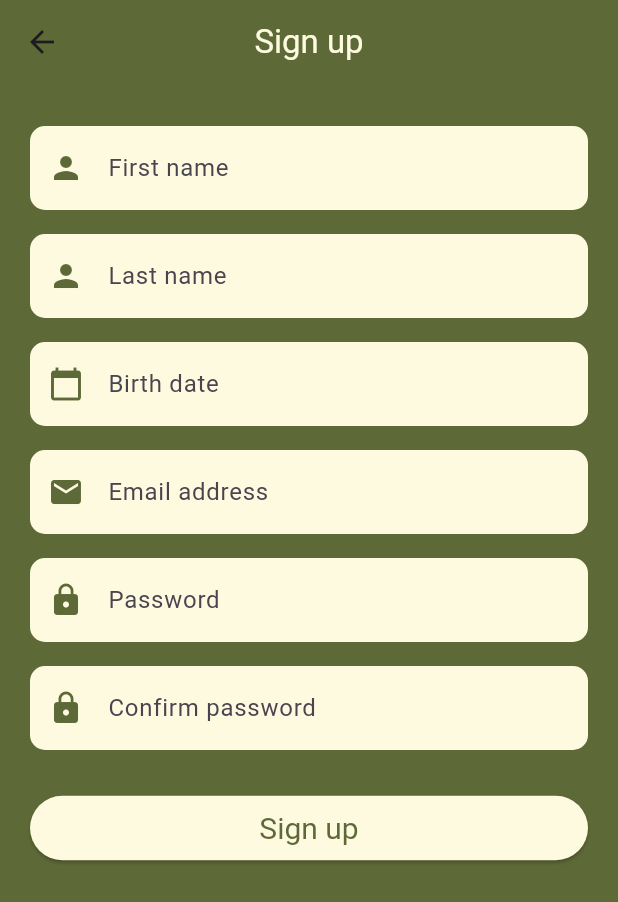
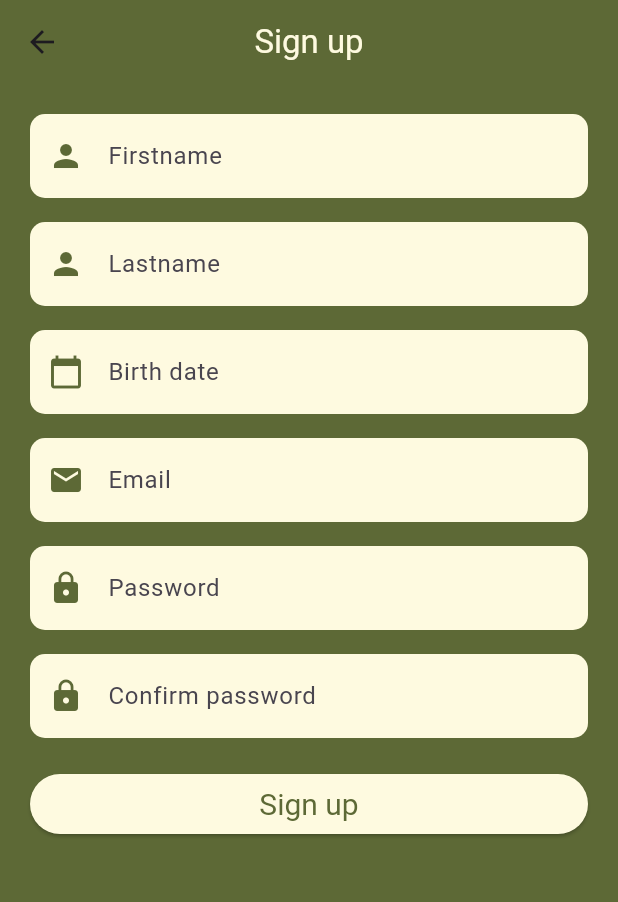
Before and after one commit to JustBen71/PlanetSort, a Flutter app: the screen it shows after launch, after a tap on "Créer un compte", on a phone screen of 412 x 824 dp. Shown: the top 902 px of the screen. Run offline on Flutter 3.47's test engine with Material 3 defaults, Android fonts, the phone set to English and light mode, and no system bars; our stand-ins replace cloud_firestore, firebase_auth, firebase_core, get_it, persistent_bottom_nav_bar; accounts and stored records are empty; network calls fail; Roboto replaces fonts that are missing (RockNRoll).

Commit message:
Page D'inscription & Composant primaire

```diff
--- /dev/null
+++ b/lib/component/PlanetSortButton.dart
@@ -0,0 +1,27 @@
+import 'package:flutter/material.dart';
+import 'package:planetsort/utils/constant.dart';
+
+class PlanetSortButton extends StatefulWidget {
+  const PlanetSortButton({super.key, this.onPressed, required this.label});
+  final VoidCallback? onPressed;
+  final String label;
+
+
+  @override
+  State<PlanetSortButton> createState() => _PlanetSortButtonState();
+}
+
+class _PlanetSortButtonState extends State<PlanetSortButton> {
+  @override
+  Widget build(BuildContext context) {
+    return ElevatedButton(
+      onPressed: widget.onPressed,
+      style: ElevatedButton.styleFrom(
+        backgroundColor: BEIGE,
+        foregroundColor: GREEN,
+        textStyle: const TextStyle(fontSize: 20),
+      ),
+      child: Text(widget.label),
+    );
+  }
+}
--- a/lib/object/PlanetSortCustomNavBar.dart
+++ b/lib/component/PlanetSortCustomNavBar.dart
@@ -7,12 +7,17 @@ import 'package:planetsort/utils/constant.dart';
 
 
 class PlanetSortCustomNavBar extends StatelessWidget {
-  final List<BottomAppBarItem> items;
+  final List<BottomAppBarItem> items = [
+              BottomAppBarItem(icon: Icons.home, label: 'Home'),
+              BottomAppBarItem(icon: Icons.shopping_bag, label: 'Market'),
+              BottomAppBarItem(icon: Icons.camera_alt, label: ''),
+              BottomAppBarItem(icon: Icons.person, label: 'Profile'),
+              BottomAppBarItem(icon: Icons.map_sharp, label: 'Map')
+    ];
   final int currentIndex;
   final ValueChanged<int> onTap;
 
   PlanetSortCustomNavBar({
-    required this.items,
     required this.currentIndex,
     required this.onTap,
   });
--- /dev/null
+++ b/lib/component/PlanetSortDateField.dart
@@ -0,0 +1,54 @@
+import 'package:flutter/material.dart';
+import 'package:intl/intl.dart';
+import 'package:planetsort/utils/constant.dart';
+
+class PlanetSortDateField extends StatefulWidget {
+  const PlanetSortDateField({super.key, required this.controller, required this.icon, required this.placeholder, this.validator});
+  final TextEditingController controller;
+  final IconData icon;
+  final String placeholder;
+  final String? Function(String?)? validator;
+
+
+  @override
+  State<PlanetSortDateField> createState() => _PlanetSortDateFieldState();
+}
+
+class _PlanetSortDateFieldState extends State<PlanetSortDateField> {
+  DateTime? _selectedDate;
+
+  Future<void> _pickDate(BuildContext context, DateTime? _selectedDate) async {
+    final DateTime? picked = await showDatePicker(
+      context: context,
+      initialDate: _selectedDate ?? DateTime.now(),
+      firstDate: DateTime(1900),
+      lastDate: DateTime.now(),
+    );
+    if (picked != null && picked != _selectedDate) {
+      setState(() {
+        _selectedDate = picked;
+        widget.controller.text = DateFormat('yyyy-MM-dd').format(picked);
+      });
+    }
+  }
+
+  @override
+  Widget build(BuildContext context) {
+    return TextFormField(
+        controller: widget.controller,
+        decoration: InputDecoration(
+          prefixIcon: Icon(widget.icon, color: GREEN),
+          filled: true,
+          hintText: widget.placeholder,
+          fillColor: BEIGE,
+          border: OutlineInputBorder(
+            borderRadius: BorderRadius.circular(10),
+            borderSide: BorderSide.none,
+          ),
+        ),
+        readOnly: true,
+        validator: widget.validator,
+        onTap: () => _pickDate(context, _selectedDate),
+      );
+  }
+}
--- /dev/null
+++ b/lib/component/PlanetSortTextField.dart
@@ -0,0 +1,37 @@
+import 'package:flutter/material.dart';
+import 'package:planetsort/utils/constant.dart';
+
+class PlanetSortTextField extends StatefulWidget {
+  const PlanetSortTextField({super.key, required this.controller, required this.icon, this.validator, required this.obscureText, required this.placeholder, this.onSaved});
+  final TextEditingController controller;
+  final String placeholder;
+  final IconData icon;
+  final bool obscureText;
+  final String? Function(String?)? validator;
+  final FormFieldSetter<String>? onSaved;
+
+  @override
+  State<PlanetSortTextField> createState() => _PlanetSortTextFieldState();
+}
+
+class _PlanetSortTextFieldState extends State<PlanetSortTextField> {
+  @override
+  Widget build(BuildContext context) {
+    return TextFormField(
+      controller: widget.controller,
+        obscureText: widget.obscureText,
+        validator: widget.validator,
+        decoration: InputDecoration(
+          prefixIcon: Icon(widget.icon, color: GREEN),
+          hintText: widget.placeholder,
+          filled: true,
+          fillColor: BEIGE,
+          border: OutlineInputBorder(
+            borderRadius: BorderRadius.circular(10),
+            borderSide: BorderSide.none,
+          ),
+        ),
+      onSaved: widget.onSaved ,
+    );
+  }
+}
--- a/lib/object/TitleText.dart
+++ b/lib/component/TitleText.dart
@@ -12,7 +12,7 @@ class TitleText extends StatelessWidget {
   {
     required this.data,
     this.color = BEIGE,
-    this.fontSize = 14,
+    this.fontSize = 55,
     this.fontWeight = FontWeight.normal,
     this.fontFamily = 'RockNRoll',
   });
@@ -23,7 +23,6 @@ class TitleText extends StatelessWidget {
       data,
       style: TextStyle(
         color: color,
-        fontSize: fontSize,
         fontWeight: fontWeight,
         fontFamily: fontFamily,
       ),
--- a/lib/object/TemplatePage.dart
+++ b/lib/object/TemplatePage.dart
@@ -7,9 +7,9 @@ import 'package:flutter/material.dart';
 import 'package:firebase_auth/firebase_auth.dart';
 import 'package:firebase_core/firebase_core.dart';
 import 'package:planetsort/object/BottomAppBarItem.dart';
-import 'package:planetsort/object/TitleText.dart';
+import 'package:planetsort/component/TitleText.dart';
 import 'package:planetsort/utils/constant.dart';
-import '../object/PlanetSortCustomNavBar.dart';
+import '../component/PlanetSortCustomNavBar.dart';
 
 class TemplatePage extends StatefulWidget {
   const TemplatePage({super.key, required this.title, required this.column, required this.center});
@@ -46,13 +46,6 @@ class _TemplatePage extends State<TemplatePage> {
                 _currentIndex = index;
               });
             },
-            items: [
-              BottomAppBarItem(icon: Icons.home, label: 'Home'),
-              BottomAppBarItem(icon: Icons.shopping_bag, label: 'Market'),
-              BottomAppBarItem(icon: Icons.camera_alt, label: ''),
-              BottomAppBarItem(icon: Icons.person, label: 'Profile'),
-              BottomAppBarItem(icon: Icons.map_sharp, label: 'Map'),
-            ],
         )
     );
   }
--- a/lib/pages/login_page.dart
+++ b/lib/pages/login_page.dart
@@ -1,9 +1,13 @@
 import 'package:flutter/material.dart';
 
 import 'package:firebase_auth/firebase_auth.dart';
+import 'package:planetsort/component/PlanetSortButton.dart';
+import 'package:planetsort/component/PlanetSortTextField.dart';
+import 'package:planetsort/component/TitleText.dart';
 
 import 'package:planetsort/pages/home_page.dart';
 import 'package:planetsort/pages/signup_page.dart';
+import 'package:planetsort/utils/constant.dart';
 
 class LoginPage extends StatefulWidget {
   const LoginPage({super.key});
@@ -15,7 +19,8 @@ class LoginPage extends StatefulWidget {
 class _LoginPageState extends State<LoginPage> {
   final _auth = FirebaseAuth.instance;
   final _formKey = GlobalKey<FormState>();
-  String _email = '', _password = '';
+  final _email = TextEditingController();
+  final _password = TextEditingController();
 
   void _tryLogin() async {
     final isValid = _formKey.currentState!.validate();
@@ -23,8 +28,8 @@ class _LoginPageState extends State<LoginPage> {
     _formKey.currentState!.save();
     try {
       final user = await _auth.signInWithEmailAndPassword(
-        email: _email,
-        password: _password,
+        email: _email.text,
+        password: _password.text,
       );
       if (user.user != null && mounted) {
         Navigator.of(context).pushAndRemoveUntil(
@@ -40,36 +45,51 @@ class _LoginPageState extends State<LoginPage> {
   @override
   Widget build(BuildContext context) {
     return Scaffold(
-      appBar: AppBar(title: const Text('Connexion')),
+      backgroundColor: GREEN,
+      appBar: AppBar(
+        backgroundColor: GREEN,
+        title: TitleText(data: 'Sign in',),
+        centerTitle: true,
+      ),
       body: Form(
         key: _formKey,
+        child:  Container(
+          padding: const EdgeInsets.symmetric(horizontal: 20),
           child: Column(
             children: <Widget>[
-            TextFormField(
-              decoration: const InputDecoration(labelText: 'Email'),
-              onSaved: (value) => _email = value!,
+              Padding(padding: const EdgeInsets.symmetric(vertical: 8.0)),
+              PlanetSortTextField(
+                controller: _email,
+                icon: Icons.person,
+                obscureText: false,
+                placeholder: "Email",
+                onSaved: (value) => _email.text = value!.toString(),
               ),
-            TextFormField(
-              decoration: const InputDecoration(labelText: 'Mot de passe'),
+              Padding(padding: const EdgeInsets.symmetric(vertical: 8.0)),
+              PlanetSortTextField(
+                controller: _password,
+                icon: Icons.lock,
+                placeholder: 'Mot de passe',
                 obscureText: true,
-              onSaved: (value) => _password = value!,
+                onSaved: (value) => _password.text = value!.toString(),
               ),
-            ElevatedButton(
+              Padding(padding: const EdgeInsets.symmetric(vertical: 8.0)),
+              PlanetSortButton(
+                label: 'Sign in',
                 onPressed: _tryLogin,
-              child: const Text('Se connecter'),
               ),
-            const SizedBox(height: 20),
-            TextButton(
+              Padding(padding: const EdgeInsets.symmetric(vertical: 20.0)),
+              PlanetSortButton(
                 onPressed: () {
                   Navigator.push(
                       context,
                       MaterialPageRoute(
                           builder: (context) => const SignUpPage()));
                 },
-              child: const Text('Créer un compte'),
+                label: 'Créer un compte',
               ),
             ],
-        ),
+        ),)
       ),
     );
   }
--- a/lib/pages/signup_page.dart
+++ b/lib/pages/signup_page.dart
@@ -3,8 +3,13 @@ import 'package:flutter/material.dart';
 import 'package:cloud_firestore/cloud_firestore.dart';
 import 'package:firebase_auth/firebase_auth.dart';
 import 'package:intl/intl.dart';
+import 'package:planetsort/component/PlanetSortButton.dart';
+import 'package:planetsort/component/PlanetSortDateField.dart';
+import 'package:planetsort/component/PlanetSortTextField.dart';
+import 'package:planetsort/component/TitleText.dart';
 
 import 'package:planetsort/pages/home_page.dart';
+import 'package:planetsort/utils/constant.dart';
 
 class SignUpPage extends StatefulWidget {
   const SignUpPage({super.key});
@@ -22,23 +27,6 @@ class _SignUpPageState extends State<SignUpPage> {
   final _emailController = TextEditingController();
   final _passwordController = TextEditingController();
   final _confirmPasswordController = TextEditingController();
-
-  DateTime? _selectedDate;
-
-  Future<void> _pickDate(BuildContext context) async {
-    final DateTime? picked = await showDatePicker(
-      context: context,
-      initialDate: _selectedDate ?? DateTime.now(),
-      firstDate: DateTime(1900),
-      lastDate: DateTime.now(),
-    );
-    if (picked != null && picked != _selectedDate) {
-      setState(() {
-        _selectedDate = picked;
-        _birthDateController.text = DateFormat('yyyy-MM-dd').format(picked);
-      });
-    }
-  }
 
   @override
   void dispose() {
@@ -92,10 +80,10 @@ class _SignUpPageState extends State<SignUpPage> {
   Widget build(BuildContext context) {
     return Scaffold(
       appBar: AppBar(
-        title: const Text('Sign up',
-            style: TextStyle(
-              color: Color(0xFFFEFAE0),
-            )),
+        title: TitleText(
+          data: "Sign up",
+          fontSize: 55,
+        ),
         backgroundColor: const Color(0xFF5D6936),
         centerTitle: true,
       ),
@@ -107,10 +95,11 @@ class _SignUpPageState extends State<SignUpPage> {
           child: ListView(
             children: <Widget>[
               const SizedBox(height: 20),
-              _buildTextField(
+              PlanetSortTextField(
                 controller: _firstNameController,
                 icon: Icons.person,
-                label: 'First name',
+                obscureText: false,
+                placeholder: "Firstname",
                 validator: (value) {
                   if (value == null || value.isEmpty) {
                     return 'Please enter your first name';
@@ -118,10 +107,12 @@ class _SignUpPageState extends State<SignUpPage> {
                   return null;
                 },
               ),
-              _buildTextField(
+              Padding(padding: const EdgeInsets.symmetric(vertical: 8.0)),
+              PlanetSortTextField(
                 controller: _lastNameController,
                 icon: Icons.person,
-                label: 'Last name',
+                obscureText: false,
+                placeholder: "Lastname",
                 validator: (value) {
                   if (value == null || value.isEmpty) {
                     return 'Please enter your last name';
@@ -129,11 +120,11 @@ class _SignUpPageState extends State<SignUpPage> {
                   return null;
                 },
               ),
-              _buildDateField(
-                context: context,
+              Padding(padding: const EdgeInsets.symmetric(vertical: 8.0)),
+              PlanetSortDateField(
                 controller: _birthDateController,
                 icon: Icons.calendar_today,
-                label: 'Birth date',
+                placeholder: 'Birth date',
                 validator: (value) {
                   if (value == null || value.isEmpty) {
                     return 'Please enter your birth date';
@@ -141,10 +132,12 @@ class _SignUpPageState extends State<SignUpPage> {
                   return null;
                 },
               ),
-              _buildTextField(
+              Padding(padding: const EdgeInsets.symmetric(vertical: 8.0)),
+              PlanetSortTextField(
                 controller: _emailController,
                 icon: Icons.email,
-                label: 'Email address',
+                obscureText: false,
+                placeholder: 'Email',
                 validator: (value) {
                   if (value == null || value.isEmpty) {
                     return 'Please enter your email';
@@ -154,10 +147,11 @@ class _SignUpPageState extends State<SignUpPage> {
                   return null;
                 },
               ),
-              _buildTextField(
+              Padding(padding: const EdgeInsets.symmetric(vertical: 8.0)),
+              PlanetSortTextField(
                 controller: _passwordController,
                 icon: Icons.lock,
-                label: 'Password',
+                placeholder: 'Password',
                 obscureText: true,
                 validator: (value) {
                   if (value == null || value.isEmpty) {
@@ -168,10 +162,11 @@ class _SignUpPageState extends State<SignUpPage> {
                   return null;
                 },
               ),
-              _buildTextField(
+              Padding(padding: const EdgeInsets.symmetric(vertical: 8.0)),
+              PlanetSortTextField(
                 controller: _confirmPasswordController,
                 icon: Icons.lock,
-                label: 'Confirm password',
+                placeholder: 'Confirm password',
                 obscureText: true,
                 validator: (value) {
                   if (value != _passwordController.text) {
@@ -180,16 +175,10 @@ class _SignUpPageState extends State<SignUpPage> {
                   return null;
                 },
               ),
-              const SizedBox(height: 20),
-              ElevatedButton(
+              Padding(padding: const EdgeInsets.symmetric(vertical: 10.0)),
+              PlanetSortButton(
+                label: "Sign up",
                 onPressed: _trySignUp,
-                style: ElevatedButton.styleFrom(
-                  backgroundColor: const Color(0xFFFEFAE0),
-                  foregroundColor: const Color(0xFF5D6936),
-                  padding: const EdgeInsets.symmetric(vertical: 10),
-                  textStyle: const TextStyle(fontSize: 20),
-                ),
-                child: const Text('Sign up'),
               ),
               const SizedBox(height: 20),
             ],
@@ -198,59 +187,4 @@ class _SignUpPageState extends State<SignUpPage> {
       ),
     );
   }
-
-  Widget _buildTextField({
-    required IconData icon,
-    required String label,
-    bool obscureText = false,
-    required TextEditingController controller,
-    required String? Function(String?)? validator,
-  }) {
-    return Padding(
-      padding: const EdgeInsets.symmetric(vertical: 8.0),
-      child: TextFormField(
-        controller: controller,
-        obscureText: obscureText,
-        validator: validator,
-        decoration: InputDecoration(
-          prefixIcon: Icon(icon, color: const Color(0xFF5D6936)),
-          labelText: label,
-          filled: true,
-          fillColor: const Color(0xFFFEFAE0),
-          border: OutlineInputBorder(
-            borderRadius: BorderRadius.circular(10),
-            borderSide: BorderSide.none,
-          ),
-        ),
-      ),
-    );
-  }
-
-  Widget _buildDateField({
-    required BuildContext context,
-    required TextEditingController controller,
-    required IconData icon,
-    required String label,
-    required String? Function(String?)? validator,
-  }) {
-    return Padding(
-      padding: const EdgeInsets.symmetric(vertical: 8.0),
-      child: TextFormField(
-        controller: controller,
-        decoration: InputDecoration(
-          prefixIcon: Icon(icon, color: const Color(0xFF5D6936)),
-          labelText: label,
-          filled: true,
-          fillColor: const Color(0xFFFEFAE0),
-          border: OutlineInputBorder(
-            borderRadius: BorderRadius.circular(10),
-            borderSide: BorderSide.none,
-          ),
-        ),
-        readOnly: true,
-        validator: validator,
-        onTap: () => _pickDate(context),
-      ),
-    );
-  }
 }
```
Lines whose indentation alone changed are shown as unchanged.
